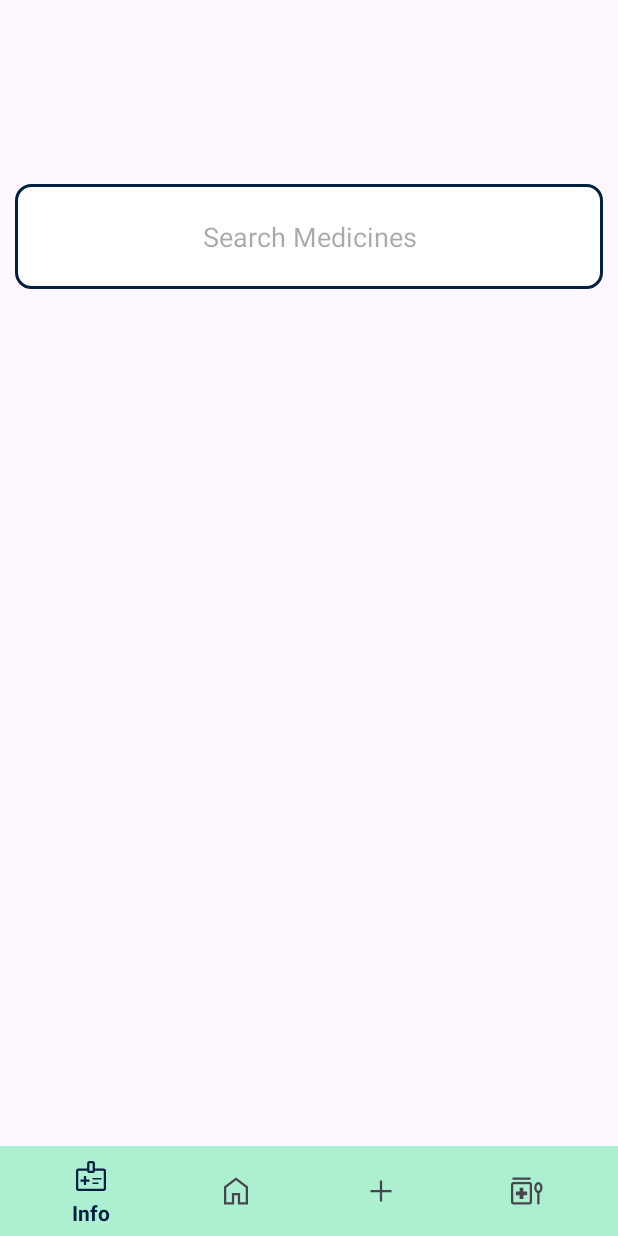
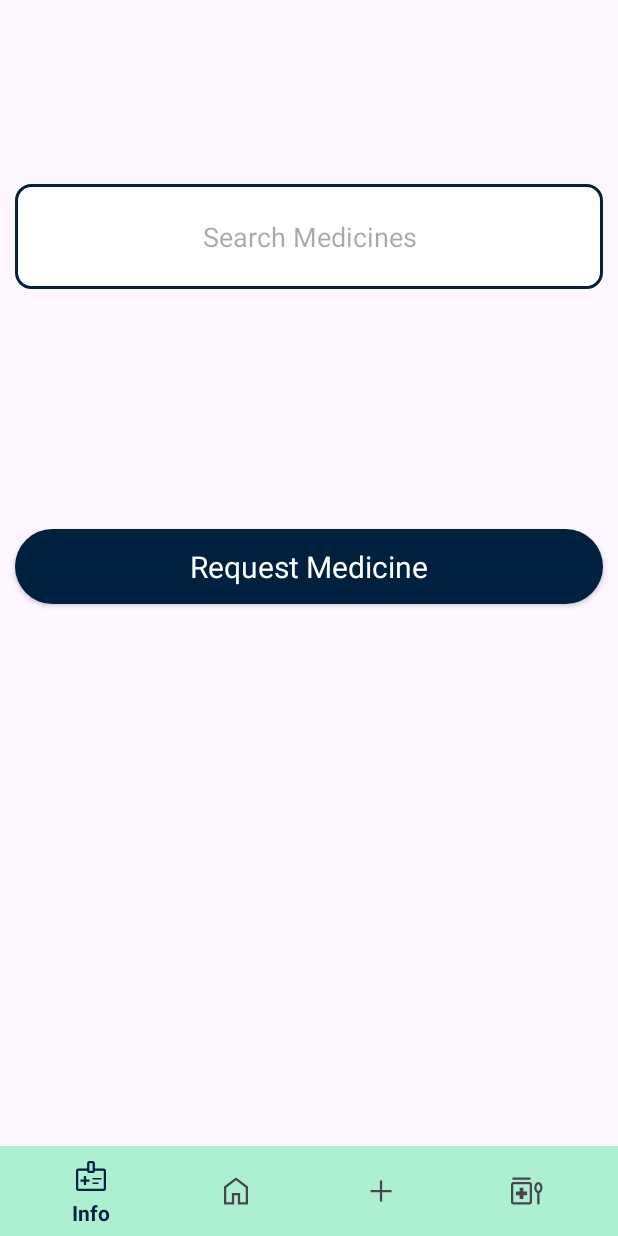
Before and after one commit to DanielBenAvi/HealthManagementOrganization, an Android app: the fragment MedicinesSearchFragment placed in its activity, on a phone screen of 412 x 824 dp. Run offline under Robolectric (Android 15) with nearby library versions, the phone set to English and light mode, and no system bars; our stand-ins replace Firebase (no records; nobody signed in at launch, a user with empty details on screens opened directly); Roboto replaces fonts that are not available here.

Commit message:
Update: replace recycleView of med with text View
TODO:
add choose doc and request from him

```diff
--- a/app/src/main/java/com/example/healthmanagementorganization/Fragments/Patient/MedicinesSearchFragment.java
+++ b/app/src/main/java/com/example/healthmanagementorganization/Fragments/Patient/MedicinesSearchFragment.java
@@ -1,23 +1,23 @@
 package com.example.healthmanagementorganization.Fragments.Patient;
 
+import android.annotation.SuppressLint;
 import android.os.Bundle;
 import android.util.Log;
 import android.view.LayoutInflater;
 import android.view.View;
 import android.view.ViewGroup;
-import android.widget.AdapterView;
 import android.widget.ArrayAdapter;
+import android.widget.Toast;
 
 import androidx.annotation.NonNull;
 import androidx.appcompat.widget.AppCompatAutoCompleteTextView;
+import androidx.appcompat.widget.AppCompatButton;
+import androidx.appcompat.widget.AppCompatTextView;
 import androidx.fragment.app.Fragment;
-import androidx.recyclerview.widget.LinearLayoutManager;
-import androidx.recyclerview.widget.RecyclerView;
 
 import com.example.healthmanagementorganization.General.General;
 import com.example.healthmanagementorganization.Model.Medicine;
 import com.example.healthmanagementorganization.R;
-import com.example.healthmanagementorganization.Recyclerviews.RV_medicines_adapter;
 import com.google.firebase.database.DataSnapshot;
 import com.google.firebase.database.DatabaseError;
 import com.google.firebase.database.DatabaseReference;
@@ -25,17 +25,14 @@ import com.google.firebase.database.FirebaseDatabase;
 import com.google.firebase.database.ValueEventListener;
 
 import java.util.ArrayList;
-import java.util.List;
 
 
 public class MedicinesSearchFragment extends Fragment {
 
     private AppCompatAutoCompleteTextView search_med_ACACTV_search_bar;
-    private RecyclerView search_med_RV_med_list;
-
-
+    private AppCompatTextView search_med_ACTV_med_name, search_med_ACTV_med_price;
+    private AppCompatButton search_med_ACB_req_med;
     private DatabaseReference databaseReference;
-    private List<Medicine> items;
 
 
     @Override
@@ -44,12 +41,8 @@ public class MedicinesSearchFragment extends Fragment {
         View view = inflater.inflate(R.layout.fragment_medicines_search, container, false);
         findViews(view);
         initViews();
-        initData();
 
         loadData();
-
-
-        search_med_RV_med_list.setLayoutManager(new LinearLayoutManager(getContext()));
 
 
         return view;
@@ -57,7 +50,6 @@ public class MedicinesSearchFragment extends Fragment {
 
     private void loadData() {
         databaseReference = FirebaseDatabase.getInstance().getReference(General.FB_Medicine);
-        search_med_RV_med_list.setAdapter(new RV_medicines_adapter(getContext(), items));
 
 
         ValueEventListener event = new ValueEventListener() {
@@ -80,18 +72,16 @@ public class MedicinesSearchFragment extends Fragment {
         if (snapshot.exists()) {
             for (DataSnapshot d : snapshot.getChildren()) {
                 Medicine m = d.getValue(Medicine.class);
-//                items.add(m);
+                assert m != null;
                 names.add(m.getName());
             }
 
             ArrayAdapter adapter = new ArrayAdapter(getContext(), android.R.layout.simple_list_item_1, names);
             search_med_ACACTV_search_bar.setAdapter(adapter);
-            search_med_ACACTV_search_bar.setOnItemClickListener(new AdapterView.OnItemClickListener() {
-                @Override
-                public void onItemClick(AdapterView<?> parent, View view, int position, long id) {
-                    String name = search_med_ACACTV_search_bar.getText().toString();
-                    searchUser(name);
-                }
+            search_med_ACACTV_search_bar.setOnItemClickListener((parent, view, position, id) -> {
+                String name = search_med_ACACTV_search_bar.getText().toString();
+
+                searchUser(name);
             });
 
 
@@ -102,15 +92,16 @@ public class MedicinesSearchFragment extends Fragment {
 
     private void searchUser(String name) {
         databaseReference.orderByChild("name").equalTo(name).addListenerForSingleValueEvent(new ValueEventListener() {
+            @SuppressLint("SetTextI18n")
             @Override
             public void onDataChange(@NonNull DataSnapshot snapshot) {
                 if (snapshot.exists()) {
-                    items.clear();
                     for (DataSnapshot ds : snapshot.getChildren()) {
                         Medicine m = ds.getValue(Medicine.class);
-                        items.add(m);
+                        assert m != null;
+                        search_med_ACTV_med_name.setText("" + m.getName());
+                        search_med_ACTV_med_price.setText("" + m.getPrice());
                     }
-                    search_med_RV_med_list.setAdapter(new RV_medicines_adapter(getContext(), items));
                 }
             }
 
@@ -121,15 +112,17 @@ public class MedicinesSearchFragment extends Fragment {
         });
     }
 
-    private void initData() {
-        items = new ArrayList<Medicine>();
-    }
 
     private void initViews() {
+        search_med_ACB_req_med.setOnClickListener(v -> {
+            Toast.makeText(getContext(), "TODO - request med", Toast.LENGTH_SHORT).show();
+        });
     }
 
     private void findViews(View view) {
-        search_med_RV_med_list = view.findViewById(R.id.search_med_RV_med_list);
         search_med_ACACTV_search_bar = view.findViewById(R.id.search_med_ACACTV_search_bar);
+        search_med_ACTV_med_name = view.findViewById(R.id.search_med_ACTV_med_name);
+        search_med_ACTV_med_price = view.findViewById(R.id.search_med_ACTV_med_price);
+        search_med_ACB_req_med = view.findViewById(R.id.search_med_ACB_req_med);
     }
 }
--- a/app/src/main/java/com/example/healthmanagementorganization/Recyclerviews/RV_medicines_adapter.java
+++ /dev/null
@@ -1,51 +0,0 @@
-package com.example.healthmanagementorganization.Recyclerviews;
-
-import android.content.Context;
-import android.view.LayoutInflater;
-import android.view.ViewGroup;
-import android.widget.Toast;
-
-import androidx.annotation.NonNull;
-import androidx.recyclerview.widget.RecyclerView;
-
-import com.example.healthmanagementorganization.Model.Medicine;
-import com.example.healthmanagementorganization.R;
-
-import java.util.List;
-
-public class RV_medicines_adapter extends RecyclerView.Adapter<RV_medicines_viewHolder> {
-
-
-    Context context;
-    List<Medicine> items;
-
-    public RV_medicines_adapter(Context context, List<Medicine> items) {
-        this.context = context;
-        this.items = items;
-    }
-
-
-    @NonNull
-    @Override
-    public RV_medicines_viewHolder onCreateViewHolder(@NonNull ViewGroup parent, int viewType) {
-        return new RV_medicines_viewHolder(LayoutInflater.from(context).inflate(R.layout.medicine_item, parent, false));
-    }
-
-    @Override
-    public void onBindViewHolder(@NonNull RV_medicines_viewHolder holder, int position) {
-        holder.med_item_ACTV_name.setText(getItem(position).getName());
-        holder.itemView.setOnClickListener(v -> {
-            Toast.makeText(v.getContext(), getItem(position).getPrice(), Toast.LENGTH_SHORT).show();
-        });
-    }
-
-    private Medicine getItem(int position) {
-        return items.get(position);
-    }
-
-
-    @Override
-    public int getItemCount() {
-        return items.size();
-    }
-}
--- a/app/src/main/res/layout/fragment_medicines_search.xml
+++ b/app/src/main/res/layout/fragment_medicines_search.xml
@@ -13,13 +13,24 @@
         android:layout_height="70dp"
         android:hint="@string/search_medicines" />
 
+    <androidx.appcompat.widget.AppCompatTextView
+        android:id="@+id/search_med_ACTV_med_name"
+        style="@style/Text"
+        android:layout_width="match_parent"
+        android:layout_height="70dp" />
 
-    <androidx.recyclerview.widget.RecyclerView
-        android:id="@+id/search_med_RV_med_list"
-        style="@style/TextSmall"
+    <androidx.appcompat.widget.AppCompatTextView
+        android:id="@+id/search_med_ACTV_med_price"
+        style="@style/Text"
         android:layout_width="match_parent"
-        android:layout_height="match_parent"
-        tools:listitem="@layout/medicine_item" />
+        android:layout_height="70dp" />
+
+    <androidx.appcompat.widget.AppCompatButton
+        android:id="@+id/search_med_ACB_req_med"
+        style="@style/Button"
+        android:layout_width="match_parent"
+        android:layout_height="50dp"
+        android:text="@string/request_medicine" />
 
 
 </LinearLayout>
--- a/app/src/main/res/values/strings.xml
+++ b/app/src/main/res/values/strings.xml
@@ -35,4 +35,5 @@
     <string name="specialty">specialty</string>
     <string name="load_data">Load Data</string>
     <string name="search_medicines">Search Medicines</string>
+    <string name="request_medicine">Request Medicine</string>
 </resources>
```
Also changed, not shown: app/src/main/java/com/example/healthmanagementorganization/Recyclerviews/RV_medicines_viewHolder.java (deleted, +0 -24 lines).
